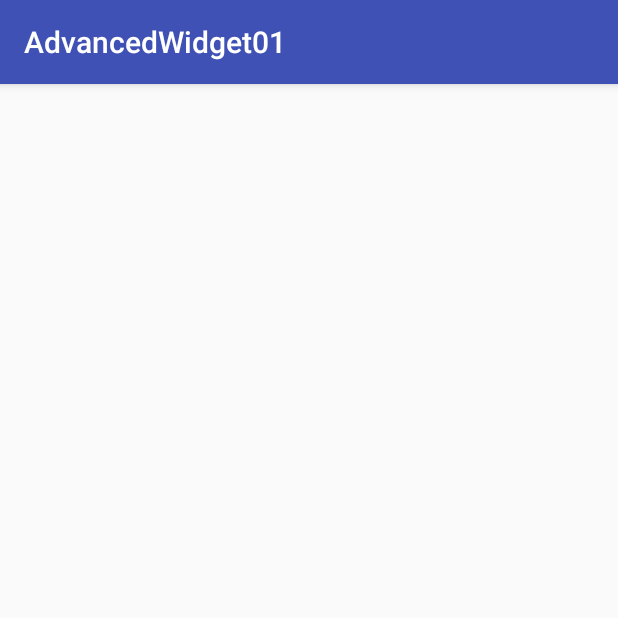
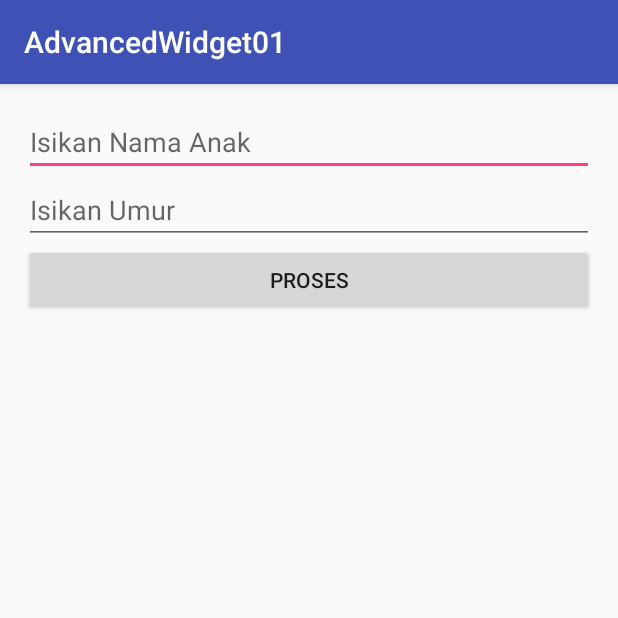
Before and after one commit to aprilliale/Advanced1, an Android app: the screen it shows after launch (MainActivity), on a phone screen of 412 x 824 dp, the top half of it. Run offline under Robolectric (Android 15) with nearby library versions, the phone set to English and light mode, and no system bars.

Commit message:
Widget Programming part 1

```diff
--- a/app/src/main/java/id/sch/smktelkom_mlg/learn/advancedwidget01/MainActivity.java
+++ b/app/src/main/java/id/sch/smktelkom_mlg/learn/advancedwidget01/MainActivity.java
@@ -2,6 +2,12 @@ package id.sch.smktelkom_mlg.learn.advancedwidget01;
 
 import android.os.Bundle;
 import android.support.v7.app.AppCompatActivity;
+import android.text.InputType;
+import android.view.View;
+import android.widget.Button;
+import android.widget.EditText;
+import android.widget.LinearLayout;
+import android.widget.TextView;
 
 public class MainActivity extends AppCompatActivity {
 
@@ -9,5 +15,32 @@ public class MainActivity extends AppCompatActivity {
     protected void onCreate(Bundle savedInstanceState) {
         super.onCreate(savedInstanceState);
         setContentView(R.layout.activity_main);
+
+        LinearLayout llMain = (LinearLayout) findViewById(R.id.linearLayoutMain);
+
+        final EditText etNama = new EditText(this);
+        llMain.addView(etNama);
+        etNama.setHint("Isikan Nama Anak");
+
+        final EditText etUmur = new EditText(this);
+        llMain.addView(etUmur);
+        etUmur.setHint("Isikan Umur");
+        etUmur.setInputType(InputType.TYPE_CLASS_NUMBER);
+
+        Button bProses = new Button(this);
+        bProses.setText("Proses");
+        llMain.addView(bProses);
+        final TextView tvHasil = new TextView(this);
+        llMain.addView(tvHasil);
+
+        bProses.setOnClickListener(new View.OnClickListener() {
+            @Override
+            public void onClick(View v) {
+                String nama = etNama.getText().toString();
+                String umur = etUmur.getText().toString();
+
+                tvHasil.setText(nama + " umur " + umur + " tahun\n");
+            }
+        });
     }
 }
--- a/app/src/main/res/layout/activity_main.xml
+++ b/app/src/main/res/layout/activity_main.xml
@@ -1,6 +1,7 @@
 <?xml version="1.0" encoding="utf-8"?>
 <LinearLayout xmlns:android="http://schemas.android.com/apk/res/android"
     xmlns:tools="http://schemas.android.com/tools"
+    android:id="@+id/linearLayoutMain"
     android:layout_width="match_parent"
     android:layout_height="match_parent"
     android:orientation="vertical"
```
